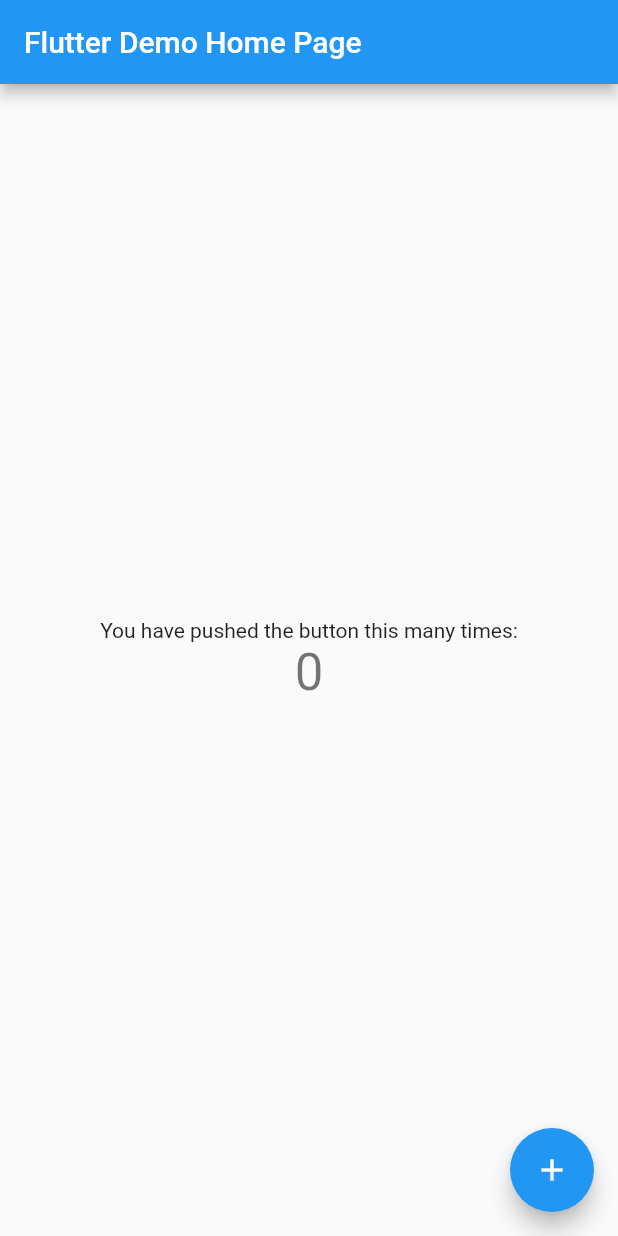
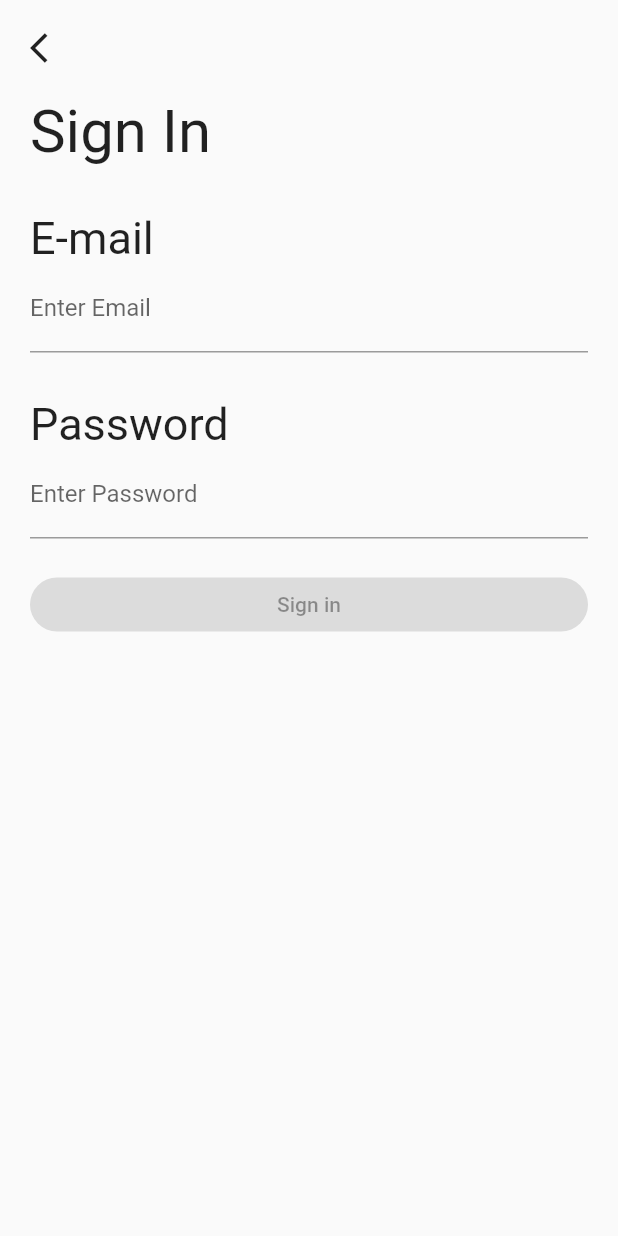
Before and after one commit to Perception12/flutter_banking_ui, a Flutter app: the screen it shows after launch, on a phone screen of 412 x 824 dp. Run offline on Flutter 3.47's test engine with Material 2 defaults, Android fonts, the phone set to English and light mode, and no system bars.

Commit message:
Signin flow

```diff
--- a/lib/main.dart
+++ b/lib/main.dart
@@ -1,115 +1,87 @@
+
 import 'package:flutter/material.dart';
 
 void main() {
-  runApp(const MyApp());
+  runApp(const SignInPage());
 }
 
-class MyApp extends StatelessWidget {
-  const MyApp({Key? key}) : super(key: key);
+class SignInPage extends StatefulWidget {
+  const SignInPage({Key? key}) : super(key: key);
 
-  // This widget is the root of your application.
+  @override
+  _SignInPageState createState() => _SignInPageState();
+}
+
+class _SignInPageState extends State<SignInPage> {
+  TextEditingController email=TextEditingController();
+  TextEditingController password=TextEditingController();
   @override
   Widget build(BuildContext context) {
     return MaterialApp(
-      title: 'Flutter Demo',
-      theme: ThemeData(
-        // This is the theme of your application.
-        //
-        // Try running your application with "flutter run". You'll see the
-        // application has a blue toolbar. Then, without quitting the app, try
-        // changing the primarySwatch below to Colors.green and then invoke
-        // "hot reload" (press "r" in the console where you ran "flutter run",
-        // or simply save your changes to "hot reload" in a Flutter IDE).
-        // Notice that the counter didn't reset back to zero; the application
-        // is not restarted.
-        primarySwatch: Colors.blue,
+      debugShowCheckedModeBanner: false,
+      home: Scaffold(
+        body: SafeArea(
+          child: Padding(
+            padding: const EdgeInsets.all(20.0),
+            child: Column(
+              crossAxisAlignment: CrossAxisAlignment.start,
+              children: [
+                Icon(
+                  Icons.arrow_back_ios,
                 ),
-      home: const MyHomePage(title: 'Flutter Demo Home Page'),
-    );
-  }
-}
+                SizedBox(height: 20),
+                Text(
+                  'Sign In',
+                  style: TextStyle(fontSize: 40, fontWeight: FontWeight.normal),
+                ),
+                SizedBox(height: 30),
+                Text(
+                  'E-mail',
+                  style: TextStyle(fontSize: 30, fontWeight: FontWeight.normal),
+                ),
+                TextField(
+                  obscureText: true,
+                  decoration: InputDecoration(
+                    labelText: 'Enter Email',
+                  ),controller:email,
+                  onChanged: (a){setState(() {
 
-class MyHomePage extends StatefulWidget {
-  const MyHomePage({Key? key, required this.title}) : super(key: key);
+                  });}, ),
+                SizedBox(height: 30),
+                Text(
+                  'Password',
+                  style: TextStyle(fontSize: 30, fontWeight: FontWeight.normal),
+                ),
+                TextField(
+                  obscureText: true,
+                  decoration: InputDecoration(
+                    labelText: 'Enter Password',
+                  ),controller: password,
+                  onChanged: (a){setState(() {
 
-  // This widget is the home page of your application. It is stateful, meaning
-  // that it has a State object (defined below) that contains fields that affect
-  // how it looks.
-
-  // This class is the configuration for the state. It holds the values (in this
-  // case the title) provided by the parent (in this case the App widget) and
-  // used by the build method of the State. Fields in a Widget subclass are
-  // always marked "final".
-
-  final String title;
-
-  @override
-  State<MyHomePage> createState() => _MyHomePageState();
-}
-
-class _MyHomePageState extends State<MyHomePage> {
-  int _counter = 0;
-
-  void _incrementCounter() {
-    setState(() {
-      // This call to setState tells the Flutter framework that something has
-      // changed in this State, which causes it to rerun the build method below
-      // so that the display can reflect the updated values. If we changed
-      // _counter without calling setState(), then the build method would not be
-      // called again, and so nothing would appear to happen.
-      _counter++;
-    });
-  }
-
-  @override
-  Widget build(BuildContext context) {
-    // This method is rerun every time setState is called, for instance as done
-    // by the _incrementCounter method above.
-    //
-    // The Flutter framework has been optimized to make rerunning build methods
-    // fast, so that you can just rebuild anything that needs updating rather
-    // than having to individually change instances of widgets.
-    return Scaffold(
-      appBar: AppBar(
-        // Here we take the value from the MyHomePage object that was created by
-        // the App.build method, and use it to set our appbar title.
-        title: Text(widget.title),
+                  });},
                 ),
-      body: Center(
-        // Center is a layout widget. It takes a single child and positions it
-        // in the middle of the parent.
-        child: Column(
-          // Column is also a layout widget. It takes a list of children and
-          // arranges them vertically. By default, it sizes itself to fit its
-          // children horizontally, and tries to be as tall as its parent.
-          //
-          // Invoke "debug painting" (press "p" in the console, choose the
-          // "Toggle Debug Paint" action from the Flutter Inspector in Android
-          // Studio, or the "Toggle Debug Paint" command in Visual Studio Code)
-          // to see the wireframe for each widget.
-          //
-          // Column has various properties to control how it sizes itself and
-          // how it positions its children. Here we use mainAxisAlignment to
-          // center the children vertically; the main axis here is the vertical
-          // axis because Columns are vertical (the cross axis would be
-          // horizontal).
-          mainAxisAlignment: MainAxisAlignment.center,
-          children: <Widget>[
-            const Text(
-              'You have pushed the button this many times:',
+                SizedBox(height: 20),
+                Row(
+                  children: [
+                    Expanded(
+                      child: ElevatedButton(
+                        onPressed:email.text.isEmpty || password.text.isEmpty? null: () {},
+                        child: Text('Sign in'),
+                        style: ElevatedButton.styleFrom(
+                            primary:email.text.isEmpty || password.text.isEmpty? Colors.grey: Colors.blue,
+                            shape: RoundedRectangleBorder(
+                                borderRadius: BorderRadius.circular(20)
+                            )),
                       ),
-            Text(
-              '$_counter',
-              style: Theme.of(context).textTheme.headline4,
+                    ),
+                  ],
                 ),
               ],
             ),
           ),
-      floatingActionButton: FloatingActionButton(
-        onPressed: _incrementCounter,
-        tooltip: 'Increment',
-        child: const Icon(Icons.add),
-      ), // This trailing comma makes auto-formatting nicer for build methods.
+        ),
+      ),
     );
   }
 }
```
Lines whose indentation alone changed are shown as unchanged.
